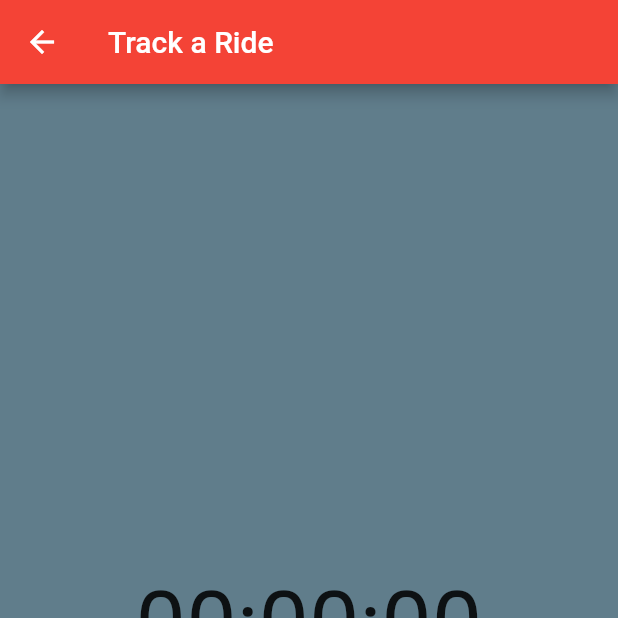
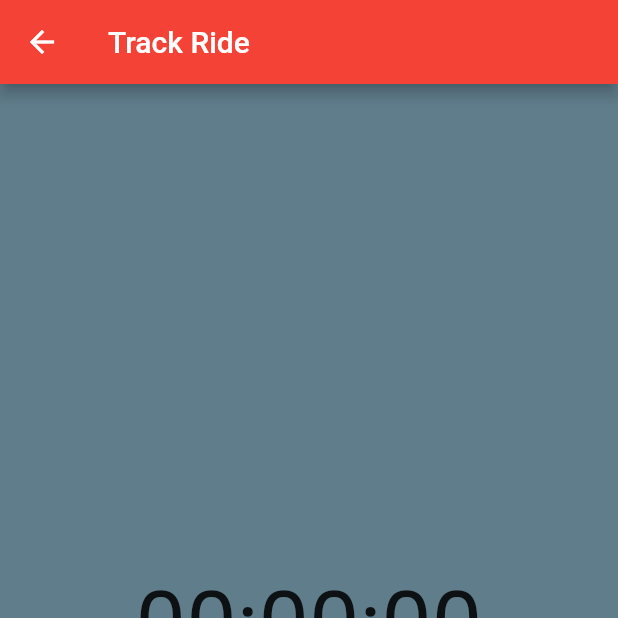
Before and after one commit to cbfiggins/PedalMaps, a Flutter app: the screen it shows after launch, after a tap on "Track Ride", on a phone screen of 412 x 824 dp, the top half of it. Run offline on Flutter 3.47's test engine with Material 2 defaults, Android fonts, the phone set to English and light mode, and no system bars.

Commit message:
fixed routing issue

```diff
--- a/pedal_maps/lib/distanceTraveled.dart
+++ b/pedal_maps/lib/distanceTraveled.dart
@@ -17,7 +17,7 @@ class _distanceTraveled extends State<distanceTraveled> {
   Widget build(BuildContext context) {
     return Scaffold(
       appBar: AppBar(
-          title: Text("Track a Ride"),
+          title: Text("Track Ride"),
           backgroundColor: Colors.red,
       ),
       backgroundColor: Colors.blueGrey,
--- a/pedal_maps/lib/main.dart
+++ b/pedal_maps/lib/main.dart
@@ -47,7 +47,7 @@ class MyHomePage extends StatelessWidget {
           children: <Widget>[
             LogoWidget(),
             SizedBox(height: 50),
-            PageSelectButton(buttonText: "Track Ride", /*route: '/SecondPage'*/), //add page route here
+            PageSelectButton(buttonText: "Track Ride", route: '/distanceTraveled'),
             SizedBox(height: 10,),
             //PageSelectButton(buttonText: "Nearby Trails"),
             SizedBox(height: 10,),
@@ -80,7 +80,7 @@ class PageSelectButton extends StatelessWidget {
         disabledColor: Colors.grey,
         disabledTextColor: Colors.black,
         onPressed: (){
-          Navigator.pushNamed(context, '/distanceTraveled');
+          Navigator.pushNamed(context, route);
         },
       )
     );
```
